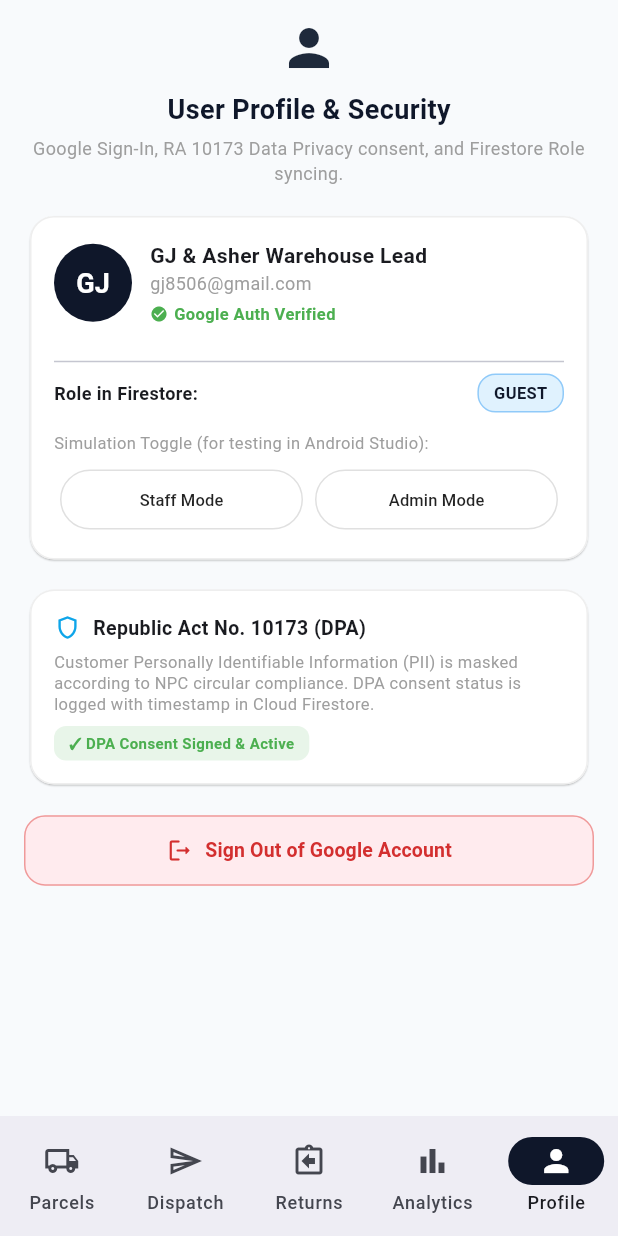
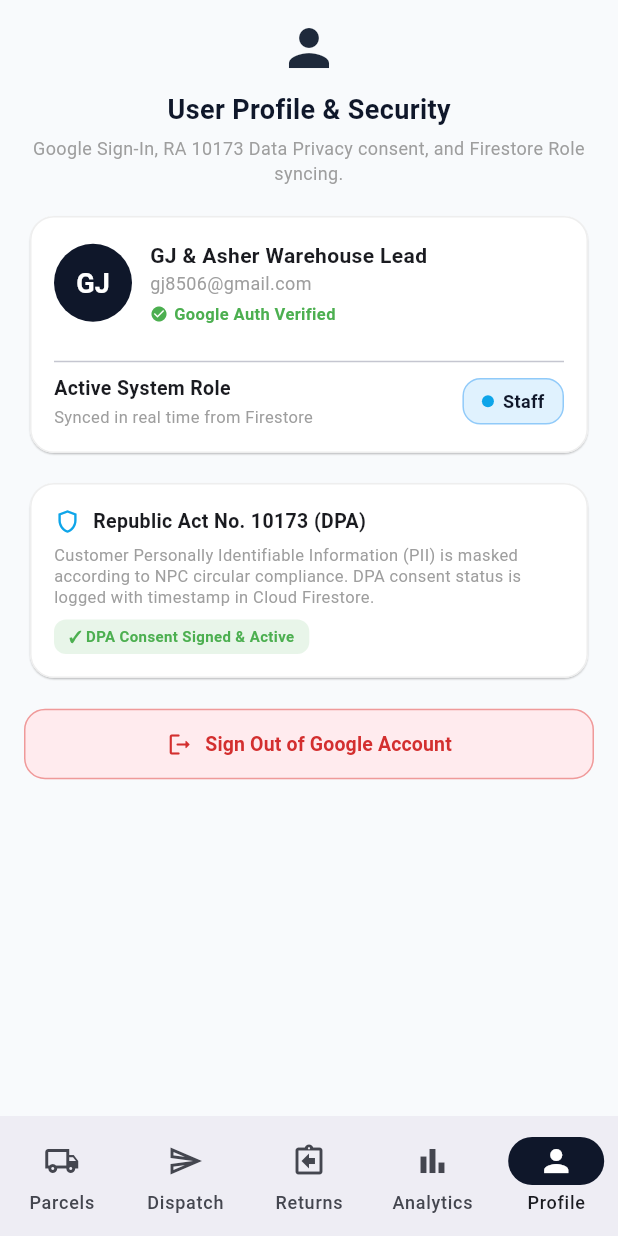
Before and after one commit to gj8506/GJandAsher_Analytics, a Flutter app: the screen it shows after launch, item 5 of the bottom bar chosen, on a phone screen of 412 x 824 dp. Run offline on Flutter 3.47's test engine with Material 3 defaults, Android fonts, the phone set to English and light mode, and no system bars; our stand-ins replace cloud_firestore, firebase_auth, firebase_core, flutter_riverpod, google_sign_in; accounts and stored records are empty.

Commit message:
refactor: make user role read-only in profile screens
Removed manual role-switching toggles and testing controls from both React and Flutter profile screens to ensure roles are strictly managed via Firestore.

```diff
--- a/flutter_app/lib/screens/profile_screen.dart
+++ b/flutter_app/lib/screens/profile_screen.dart
@@ -98,9 +98,16 @@ class ProfileScreen extends ConsumerWidget {
                 Row(
                   mainAxisAlignment: MainAxisAlignment.spaceBetween,
                   children: [
-                    const Text('Role in Firestore:', style: TextStyle(fontWeight: FontWeight.bold, fontSize: 12)),
+                    Column(
+                      crossAxisAlignment: CrossAxisAlignment.start,
+                      children: const [
+                        Text('Active System Role', style: TextStyle(fontWeight: FontWeight.bold, fontSize: 13)),
+                        SizedBox(height: 2),
+                        Text('Synced in real time from Firestore', style: TextStyle(fontSize: 11, color: Colors.grey)),
+                      ],
+                    ),
                     Container(
-                      padding: const EdgeInsets.symmetric(horizontal: 10, vertical: 4),
+                      padding: const EdgeInsets.symmetric(horizontal: 12, vertical: 6),
                       decoration: BoxDecoration(
                         color: userRole.toLowerCase() == 'admin' ? Colors.green.shade50 : AppColors.shipTealContainer,
                         borderRadius: BorderRadius.circular(12),
@@ -108,42 +115,30 @@ class ProfileScreen extends ConsumerWidget {
                           color: userRole.toLowerCase() == 'admin' ? Colors.green.shade300 : Colors.blue.shade200,
                         ),
                       ),
-                      child: Text(
-                        userRole.toUpperCase(),
-                        style: TextStyle(
-                          fontSize: 11,
-                          fontWeight: FontWeight.bold,
-                          color: userRole.toLowerCase() == 'admin' ? Colors.green.shade800 : AppColors.shipNavyPrimary,
-                        ),
+                      child: Row(
+                        mainAxisSize: MainAxisSize.min,
+                        children: [
+                          Container(
+                            width: 8,
+                            height: 8,
+                            decoration: BoxDecoration(
+                              shape: BoxShape.circle,
+                              color: userRole.toLowerCase() == 'admin' ? Colors.green : AppColors.shipTealAccent,
+                            ),
+                          ),
+                          const SizedBox(width: 6),
+                          Text(
+                            userRole.toLowerCase() == 'admin' ? 'Admin' : 'Staff',
+                            style: TextStyle(
+                              fontSize: 12,
+                              fontWeight: FontWeight.bold,
+                              color: userRole.toLowerCase() == 'admin' ? Colors.green.shade800 : AppColors.shipNavyPrimary,
+                            ),
+                          ),
+                        ],
                       ),
                     ),
                   ],
-                ),
-                const SizedBox(height: 12),
-                const Text('Simulation Toggle (for testing in Android Studio):', style: TextStyle(fontSize: 11, color: Colors.grey)),
-                const SizedBox(height: 6),
-                Row(
-                  children: ['Staff Mode', 'Admin Mode'].map((r) {
-                    final isChosen = userRole.toLowerCase() == r.toLowerCase().replaceAll(' mode', '');
-                    return Expanded(
-                      child: Padding(
-                        padding: const EdgeInsets.symmetric(horizontal: 4),
-                        child: OutlinedButton(
-                          style: OutlinedButton.styleFrom(
-                            backgroundColor: isChosen ? AppColors.shipNavyPrimary : Colors.white,
-                            foregroundColor: isChosen ? Colors.white : Colors.black87,
-                            side: BorderSide(color: isChosen ? AppColors.shipNavyPrimary : Colors.grey.shade300),
-                          ),
-                          onPressed: () {
-                            final simpleRole = r.toLowerCase().replaceAll(' mode', '');
-                            onRoleChanged(simpleRole);
-                            ref.read(mockRoleProvider.notifier).state = simpleRole;
-                          },
-                          child: Text(r, style: const TextStyle(fontSize: 11)),
-                        ),
-                      ),
-                    );
-                  }).toList(),
                 ),
               ],
             ),
```
Also changed, not shown: flutter_app/lib/screens/login_screen.dart (+0 -51 lines), 1 other file.
